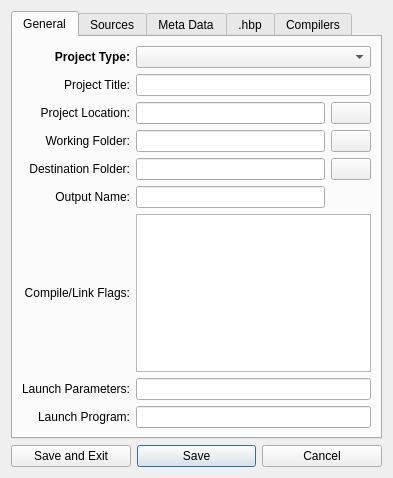
The window that harbour/contrib/hbide/resources/projectproperties.ui (harbour/core) describes before a commit, drawn with Qt 5.
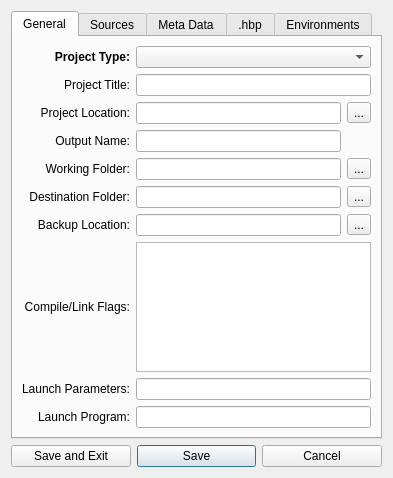
The same window after the commit.

Commit message: 2010-01-24 22:28 UTC-0800 Pritpal Bedi (pritpal@vouchcac.com)   * contrib/hbxbp/Makefile   * contrib/hbxbp/hbpprocess.prg     + Implemented first HbpProcess() class ( Harbour Extension )       which is based on Qt's process management classes.       The usage concept is well defined in       /contrib/hbide/ideprojmanager.prg.       I will write the documentation at some later date.

```diff
--- a/harbour/contrib/hbide/resources/projectproperties.ui
+++ b/harbour/contrib/hbide/resources/projectproperties.ui
@@ -105,23 +105,7 @@
          </property>
         </widget>
        </item>
-       <item row="2" column="2">
-        <widget class="QPushButton" name="buttonChoosePrjLoc">
-         <property name="text">
-          <string/>
-         </property>
-         <property name="iconSize">
-          <size>
-           <width>21</width>
-           <height>20</height>
-          </size>
-         </property>
-         <property name="autoDefault">
-          <bool>true</bool>
-         </property>
-        </widget>
-       </item>
-       <item row="3" column="0">
+       <item row="4" column="0">
         <widget class="QLabel" name="label_4">
          <property name="text">
           <string>Working Folder:</string>
@@ -131,7 +115,7 @@
          </property>
         </widget>
        </item>
-       <item row="3" column="1">
+       <item row="4" column="1">
         <widget class="QLineEdit" name="editWrkFolder">
          <property name="toolTip">
           <string>&lt;!DOCTYPE HTML PUBLIC &quot;-//W3C//DTD HTML 4.0//EN&quot; &quot;http://www.w3.org/TR/REC-html40/strict.dtd&quot;&gt;
@@ -142,20 +126,7 @@
          </property>
         </widget>
        </item>
-       <item row="3" column="2">
-        <widget class="QPushButton" name="buttonChooseWd">
-         <property name="text">
-          <string/>
-         </property>
-         <property name="iconSize">
-          <size>
-           <width>21</width>
-           <height>20</height>
-          </size>
-         </property>
-        </widget>
-       </item>
-       <item row="4" column="0">
+       <item row="5" column="0">
         <widget class="QLabel" name="label_5">
          <property name="text">
           <string>Destination Folder:</string>
@@ -165,7 +136,7 @@
          </property>
         </widget>
        </item>
-       <item row="4" column="1">
+       <item row="5" column="1">
         <widget class="QLineEdit" name="editDstFolder">
          <property name="toolTip">
           <string>&lt;!DOCTYPE HTML PUBLIC &quot;-//W3C//DTD HTML 4.0//EN&quot; &quot;http://www.w3.org/TR/REC-html40/strict.dtd&quot;&gt;
@@ -177,41 +148,7 @@
          </property>
         </widget>
        </item>
-       <item row="4" column="2">
-        <widget class="QPushButton" name="buttonChooseDest">
-         <property name="text">
-          <string/>
-         </property>
-         <property name="iconSize">
-          <size>
-           <width>21</width>
-           <height>20</height>
-          </size>
-         </property>
-        </widget>
-       </item>
-       <item row="5" column="0">
-        <widget class="QLabel" name="label_6">
-         <property name="text">
-          <string>Output Name:</string>
-         </property>
-         <property name="alignment">
-          <set>Qt::AlignRight|Qt::AlignTrailing|Qt::AlignVCenter</set>
-         </property>
-        </widget>
-       </item>
-       <item row="5" column="1">
-        <widget class="QLineEdit" name="editOutName">
-         <property name="toolTip">
-          <string>&lt;!DOCTYPE HTML PUBLIC &quot;-//W3C//DTD HTML 4.0//EN&quot; &quot;http://www.w3.org/TR/REC-html40/strict.dtd&quot;&gt;
-&lt;html&gt;&lt;head&gt;&lt;meta name=&quot;qrichtext&quot; content=&quot;1&quot; /&gt;&lt;style type=&quot;text/css&quot;&gt;
-p, li { white-space: pre-wrap; }
-&lt;/style&gt;&lt;/head&gt;&lt;body style=&quot; font-family:'MS Shell Dlg 2'; font-size:8.25pt; font-weight:400; font-style:normal;&quot;&gt;
-&lt;p align=&quot;center&quot; style=&quot; margin-top:0px; margin-bottom:0px; margin-left:0px; margin-right:0px; -qt-block-indent:0; text-indent:0px;&quot;&gt;Output name is used as final name for .hbi .hbp .exe .lib .a and will be added to the paths retrieved via &amp;lt;Project Location&amp;gt;, &amp;lt;Working Folder&amp;gt;, &amp;lt;Destination Folder&amp;gt;, etc. So this is a very important component.&lt;/p&gt;&lt;/body&gt;&lt;/html&gt;</string>
-         </property>
-        </widget>
-       </item>
-       <item row="6" column="0">
+       <item row="8" column="0">
         <widget class="QLabel" name="label_9">
          <property name="text">
           <string>Compile/Link Flags:</string>
@@ -221,7 +158,7 @@
          </property>
         </widget>
        </item>
-       <item row="6" column="1" colspan="2">
+       <item row="8" column="1" colspan="2">
         <widget class="QPlainTextEdit" name="editFlags">
          <property name="toolTip">
           <string>&lt;!DOCTYPE HTML PUBLIC &quot;-//W3C//DTD HTML 4.0//EN&quot; &quot;http://www.w3.org/TR/REC-html40/strict.dtd&quot;&gt;
@@ -238,7 +175,7 @@
          </property>
         </widget>
        </item>
-       <item row="7" column="0">
+       <item row="9" column="0">
         <widget class="QLabel" name="label_7">
          <property name="text">
           <string>Launch Parameters:</string>
@@ -248,10 +185,10 @@
          </property>
         </widget>
        </item>
-       <item row="7" column="1" colspan="2">
+       <item row="9" column="1" colspan="2">
         <widget class="QLineEdit" name="editLaunchParams"/>
        </item>
-       <item row="8" column="0">
+       <item row="10" column="0">
         <widget class="QLabel" name="label_8">
          <property name="text">
           <string>Launch Program:</string>
@@ -261,9 +198,71 @@
          </property>
         </widget>
        </item>
-       <item row="8" column="1" colspan="2">
+       <item row="10" column="1" colspan="2">
         <widget class="QLineEdit" name="editLaunchExe"/>
        </item>
+       <item row="7" column="0">
+        <widget class="QLabel" name="label_13">
+         <property name="text">
+          <string>Backup Location:</string>
+         </property>
+         <property name="alignment">
+          <set>Qt::AlignRight|Qt::AlignTrailing|Qt::AlignVCenter</set>
+         </property>
+        </widget>
+       </item>
+       <item row="7" column="1">
+        <widget class="QLineEdit" name="editBackup"/>
+       </item>
+       <item row="3" column="1">
+        <widget class="QLineEdit" name="editOutName">
+         <property name="toolTip">
+          <string>&lt;!DOCTYPE HTML PUBLIC &quot;-//W3C//DTD HTML 4.0//EN&quot; &quot;http://www.w3.org/TR/REC-html40/strict.dtd&quot;&gt;
+&lt;html&gt;&lt;head&gt;&lt;meta name=&quot;qrichtext&quot; content=&quot;1&quot; /&gt;&lt;style type=&quot;text/css&quot;&gt;
+p, li { white-space: pre-wrap; }
+&lt;/style&gt;&lt;/head&gt;&lt;body style=&quot; font-family:'MS Shell Dlg 2'; font-size:8.25pt; font-weight:400; font-style:normal;&quot;&gt;
+&lt;p align=&quot;center&quot; style=&quot; margin-top:0px; margin-bottom:0px; margin-left:0px; margin-right:0px; -qt-block-indent:0; text-indent:0px;&quot;&gt;Output name is used as final name for .hbi .hbp .exe .lib .a and will be added to the paths retrieved via &amp;lt;Project Location&amp;gt;, &amp;lt;Working Folder&amp;gt;, &amp;lt;Destination Folder&amp;gt;, etc. So this is a very important component.&lt;/p&gt;&lt;/body&gt;&lt;/html&gt;</string>
+         </property>
+        </widget>
+       </item>
+       <item row="3" column="0">
+        <widget class="QLabel" name="label_6">
+         <property name="text">
+          <string>Output Name:</string>
+         </property>
+         <property name="alignment">
+          <set>Qt::AlignRight|Qt::AlignTrailing|Qt::AlignVCenter</set>
+         </property>
+        </widget>
+       </item>
+       <item row="2" column="2">
+        <widget class="QToolButton" name="buttonChoosePrjLoc">
+         <property name="text">
+          <string>...</string>
+         </property>
+        </widget>
+       </item>
+       <item row="7" column="2">
+        <widget class="QToolButton" name="buttonBackup">
+         <property name="text">
+          <string>...</string>
+         </property>
+        </widget>
+       </item>
+       <item row="5" column="2">
+        <widget class="QToolButton" name="buttonChooseDest">
+         <property name="text">
+          <string>...</string>
+         </property>
+        </widget>
+       </item>
+       <item row="4" column="2">
+        <widget class="QToolButton" name="buttonChooseWd">
+         <property name="text">
+          <string>...</string>
+         </property>
+        </widget>
+       </item>
       </layout>
      </widget>
      <widget class="QWidget" name="tabFiles">
@@ -425,10 +424,10 @@
      </widget>
      <widget class="QWidget" name="tabCompilers">
       <attribute name="title">
-       <string>Compilers</string>
+       <string>Environments</string>
       </attribute>
       <layout class="QGridLayout" name="gridLayout_5">
-       <item row="0" column="0">
+       <item row="3" column="1">
         <widget class="QPlainTextEdit" name="editCompilers">
          <property name="toolTip">
           <string>&lt;!DOCTYPE HTML PUBLIC &quot;-//W3C//DTD HTML 4.0//EN&quot; &quot;http://www.w3.org/TR/REC-html40/strict.dtd&quot;&gt;
@@ -449,6 +448,88 @@
          </property>
         </widget>
        </item>
+       <item row="0" column="1">
+        <layout class="QHBoxLayout" name="horizontalLayout_2">
+         <item>
+          <widget class="QLabel" name="label_10">
+           <property name="minimumSize">
+            <size>
+             <width>100</width>
+             <height>0</height>
+            </size>
+           </property>
+           <property name="maximumSize">
+            <size>
+             <width>100</width>
+             <height>16777215</height>
+            </size>
+           </property>
+           <property name="text">
+            <string>Path to hbMK2.exe</string>
+           </property>
+          </widget>
+         </item>
+         <item>
+          <widget class="QLineEdit" name="editPathMk2"/>
+         </item>
+         <item>
+          <widget class="QToolButton" name="buttonPathMk2">
+           <property name="minimumSize">
+            <size>
+             <width>0</width>
+             <height>0</height>
+            </size>
+           </property>
+           <property name="text">
+            <string/>
+           </property>
+          </widget>
+         </item>
+        </layout>
+       </item>
+       <item row="1" column="1">
+        <layout class="QHBoxLayout" name="horizontalLayout_3">
+         <item>
+          <widget class="QLabel" name="label_12">
+           <property name="minimumSize">
+            <size>
+             <width>100</width>
+             <height>0</height>
+            </size>
+           </property>
+           <property name="maximumSize">
+            <size>
+             <width>100</width>
+             <height>16777215</height>
+            </size>
+           </property>
+           <property name="text">
+            <string>Path to hbIDE.env</string>
+           </property>
+          </widget>
+         </item>
+         <item>
+          <widget class="QLineEdit" name="editPathEnv"/>
+         </item>
+         <item>
+          <widget class="QToolButton" name="buttonPathEnv">
+           <property name="text">
+            <string/>
+           </property>
+          </widget>
+         </item>
+        </layout>
+       </item>
+       <item row="2" column="1">
+        <widget class="QToolButton" name="buttonSaveEnv">
+         <property name="toolTip">
+          <string>The environment definitions will not be saved along the project details. You need to click me in order to save it permanently.</string>
+         </property>
+         <property name="text">
+          <string>...</string>
+         </property>
+        </widget>
+       </item>
       </layout>
      </widget>
     </widget>
```
Left out of the diff: 4 changed lines with no effect on the pictures. The commit also changes 13 other files.
